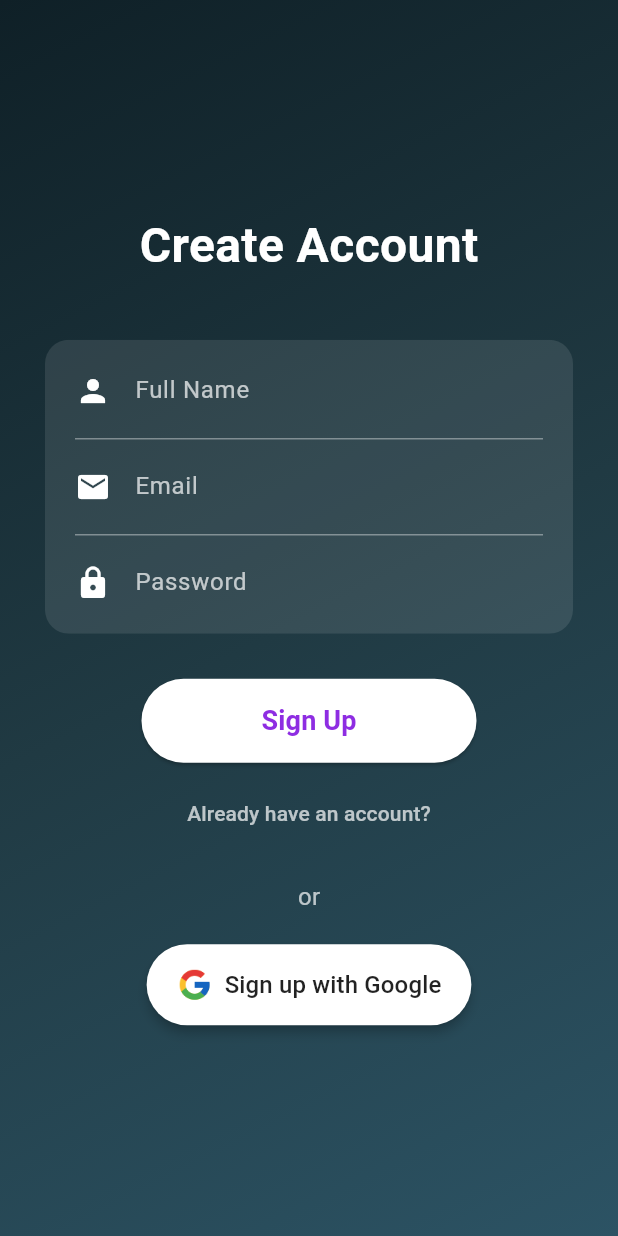
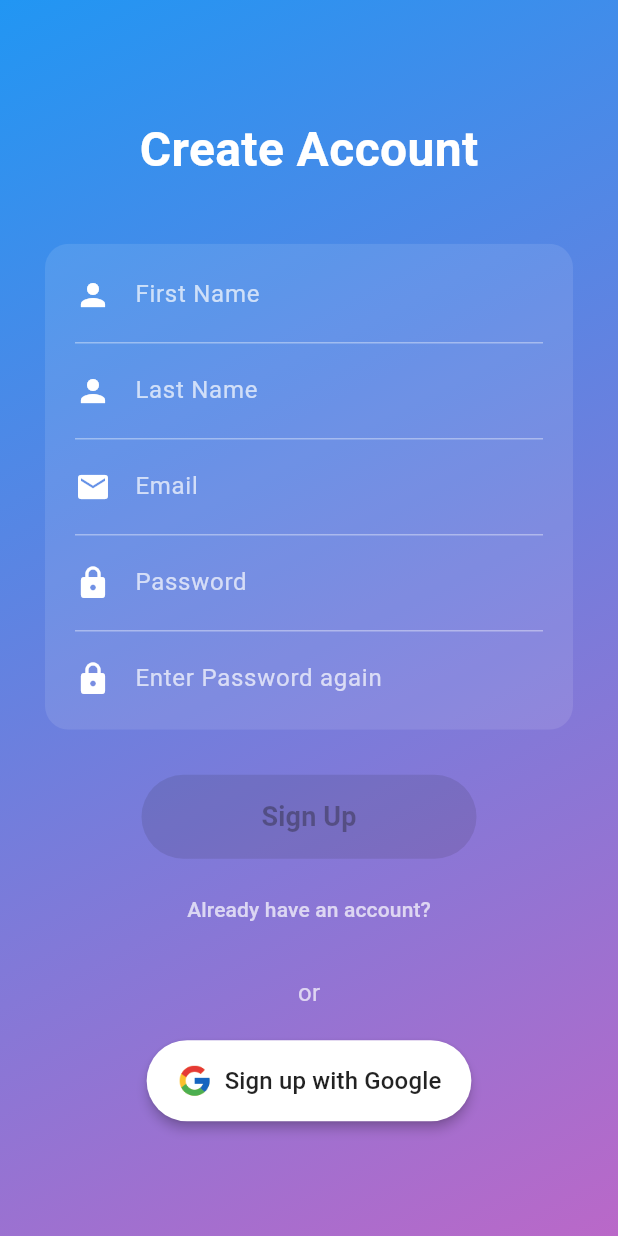
Before and after one commit to MeharSam1671/MadadGaar, a Flutter app: the SignupScreen screen opened by its route, on a phone screen of 412 x 824 dp. Run offline on Flutter 3.47's test engine with Material 3 defaults, Android fonts, the phone set to English and light mode, and no system bars; our stand-ins replace audioplayers, cloud_firestore, firebase_core, geolocator, google_maps_flutter, image_picker and 1 more; missing offline and left inert: flutter_polyline_points, record; accounts and stored records are empty; network calls fail; project files that could hold a hidden picture were left out; key blocks and very long unbroken strings in the code were emptied for the run.

Commit message:
New Changes by Hafiz Abdul Samad

```diff
--- a/lib/login/signup/signup.dart
+++ b/lib/login/signup/signup.dart
@@ -1,4 +1,7 @@
+import 'dart:convert';
+
 import 'package:flutter/material.dart';
+import 'package:http/http.dart' as http;
 import 'package:shared_preferences/shared_preferences.dart';
 
 import 'login.dart';
@@ -11,13 +14,76 @@
 }
 
 class _SignupScreenState extends State<SignupScreen> {
+
+  Future<void> SignupApiCall(String FirstNM, String LastNM, String Email, String Password) async {
+    try {
+      final url = Uri.parse("https://madadgaar.centralindia.cloudapp.azure.com/api/auth/register");
+
+      final response = await http.post(
+        url,
+        headers: {'Content-Type': 'application/json'}, // ✅ JSON header
+        body: jsonEncode({ // ✅ JSON body
+          "firstName": FirstNM,
+          "lastName": LastNM,
+          "email": Email,
+          "password": Password,
+          "userId": "" // If required, otherwise you can remove it
+        }),
+      );
+
+      if (response.statusCode == 200) {
+        debugPrint('Credential Value sent successfully: ${response.body}');
+      } else {
+        debugPrint('Failed to send Credential value: ${response.statusCode}');
+      }
+    } catch (e) {
+      debugPrint('Error sending Credential value: $e');
+    }
+  }
+  TextEditingController _FirstName = TextEditingController(),
+      _LastName = TextEditingController(),
+      _Email = TextEditingController(),
+      _Password = TextEditingController(),
+      _CheckPassword = TextEditingController();
+
+  bool buttonenabled = false;
+
+  bool isValidEmail(String email) {
+    final emailRegex =
+    RegExp(r'^[\w-\.]+@([\w-]+\.)+[\w-]{2,4}$');
+    return emailRegex.hasMatch(email);
+  }
+
+  void _checkFormValid() {
+    setState(() {
+      buttonenabled =
+          _FirstName.text.isNotEmpty &&
+              _LastName.text.isNotEmpty &&
+              _Email.text.isNotEmpty &&
+              isValidEmail(_Email.text) &&
+              _Password.text.isNotEmpty &&
+              _CheckPassword.text.isNotEmpty &&
+              _Password.text == _CheckPassword.text;
+    });
+  }
+
+  @override
+  void dispose() {
+    _FirstName.dispose();
+    _LastName.dispose();
+    _Email.dispose();
+    _Password.dispose();
+    _CheckPassword.dispose();
+    super.dispose();
+  }
+
   @override
   Widget build(BuildContext context) {
     return Scaffold(
       body: Container(
-        decoration: const BoxDecoration(
+        decoration: BoxDecoration(
           gradient: LinearGradient(
-            colors: [Color(0xFF0F2027), Color(0xFF203A43), Color(0xFF2C5364)],
+            colors: [Colors.blue.shade500, Colors.purple.shade300],
             begin: Alignment.topLeft,
             end: Alignment.bottomRight,
           ),
@@ -41,14 +107,16 @@
                   borderRadius: BorderRadius.circular(16),
                   child: Container(
                     color: Colors.white.withOpacity(0.1),
-                    padding: const EdgeInsets.symmetric(
-                        horizontal: 20, vertical: 10),
+                    padding:
+                    const EdgeInsets.symmetric(horizontal: 20, vertical: 10),
                     child: Column(
                       children: [
                         TextField(
                           style: const TextStyle(color: Colors.white),
+                          controller: _FirstName,
+                          onChanged: (_) => _checkFormValid(),
                           decoration: InputDecoration(
-                            hintText: 'Full Name',
+                            hintText: 'First Name',
                             hintStyle: TextStyle(color: Colors.white70),
                             border: InputBorder.none,
                             icon: Icon(Icons.person, color: Colors.white),
@@ -57,17 +125,53 @@
                         const Divider(color: Colors.white38),
                         TextField(
                           style: const TextStyle(color: Colors.white),
+                          controller: _LastName,
+                          onChanged: (_) => _checkFormValid(),
                           decoration: InputDecoration(
-                            hintText: 'Email',
+                            hintText: 'Last Name',
                             hintStyle: TextStyle(color: Colors.white70),
                             border: InputBorder.none,
-                            icon: Icon(Icons.email, color: Colors.white),
+                            icon: Icon(Icons.person, color: Colors.white),
                           ),
+                        ),
+                        const Divider(color: Colors.white38),
+                        Column(
+                          crossAxisAlignment: CrossAxisAlignment.start,
+                          children: [
+                            TextField(
+                              style: const TextStyle(color: Colors.white),
+                              controller: _Email,
+                              onChanged: (_) => _checkFormValid(),
+                              decoration: InputDecoration(
+                                hintText: 'Email',
+                                hintStyle: TextStyle(color: Colors.white70),
+                                border: InputBorder.none,
+                                icon: Icon(Icons.email, color: Colors.white),
+                              ),
+                            ),
+                            if (_Email.text.isNotEmpty &&
+                                !isValidEmail(_Email.text))
+                              const Padding(
+                                padding: EdgeInsets.only(left: 40, top: 4),
+                                child: Row(
+                                  children: [
+                                    Text("Alert",style: TextStyle(color: Colors.redAccent),),
+                                    Text(
+                                      'Invalid email format',
+                                      style: TextStyle(
+                                          color: Colors.white, fontSize: 12),
+                                    ),
+                                  ],
+                                ),
+                              ),
+                          ],
                         ),
                         const Divider(color: Colors.white38),
                         TextField(
                           obscureText: true,
+                          controller: _Password,
                           style: const TextStyle(color: Colors.white),
+                          onChanged: (_) => _checkFormValid(),
                           decoration: InputDecoration(
                             hintText: 'Password',
                             hintStyle: TextStyle(color: Colors.white70),
@@ -75,13 +179,46 @@
                             icon: Icon(Icons.lock, color: Colors.white),
                           ),
                         ),
+                        const Divider(color: Colors.white38),
+                        TextField(
+                          obscureText: true,
+                          controller: _CheckPassword,
+                          style: const TextStyle(color: Colors.white),
+                          onChanged: (_) => _checkFormValid(),
+                          decoration: InputDecoration(
+                            hintText: 'Enter Password again',
+                            hintStyle: TextStyle(color: Colors.white70),
+                            border: InputBorder.none,
+                            icon: Icon(Icons.lock, color: Colors.white),
+                          ),
+                        ),
+                        if (_Password.text != _CheckPassword.text &&
+                            _CheckPassword.text.isNotEmpty)
+                          const Padding(
+                            padding: EdgeInsets.only(left: 40, top: 4),
+                            child: Row(
+                              children: [
+                                Text("Alert:",style: TextStyle(color: Colors.redAccent),),
+                                Text(
+                                  'Passwords do not match',
+                                  style: TextStyle(
+                                      color: Colors.white, fontSize: 12),
+                                ),
+                              ],
+                            ),
+                          ),
                       ],
                     ),
                   ),
                 ),
                 const SizedBox(height: 30),
                 ElevatedButton(
-                  onPressed: () {},
+                  onPressed: buttonenabled
+                      ? () {
+                    SignupApiCall(_FirstName.text,_LastName.text,_Email.text,_Password.text);
+
+                  }
+                      : null,
                   style: ElevatedButton.styleFrom(
                     backgroundColor: Colors.white,
                     foregroundColor: const Color(0xFF8E2DE2),
@@ -100,9 +237,9 @@
                 TextButton(
                   onPressed: () {
                     Navigator.pushReplacement(
-                        context,
-                        MaterialPageRoute(
-                            builder: (context) => LoginScreen()));
+                      context,
+                      MaterialPageRoute(builder: (context) => LoginScreen()),
+                    );
                   },
                   child: const Text(
                     "Already have an account?",
@@ -117,7 +254,7 @@
                 const SizedBox(height: 20),
                 ElevatedButton.icon(
                   onPressed: () {
-                    // Add your Google sign up logic here
+                    // Google sign-up logic
                   },
                   icon: Image.asset(
                     'assets/google.png',
@@ -131,8 +268,8 @@
                   style: ElevatedButton.styleFrom(
                     backgroundColor: Colors.white,
                     foregroundColor: Colors.black87,
-                    padding: const EdgeInsets.symmetric(
-                        horizontal: 20, vertical: 15),
+                    padding:
+                    const EdgeInsets.symmetric(horizontal: 20, vertical: 15),
                     shape: RoundedRectangleBorder(
                       borderRadius: BorderRadius.circular(30),
                     ),
```
